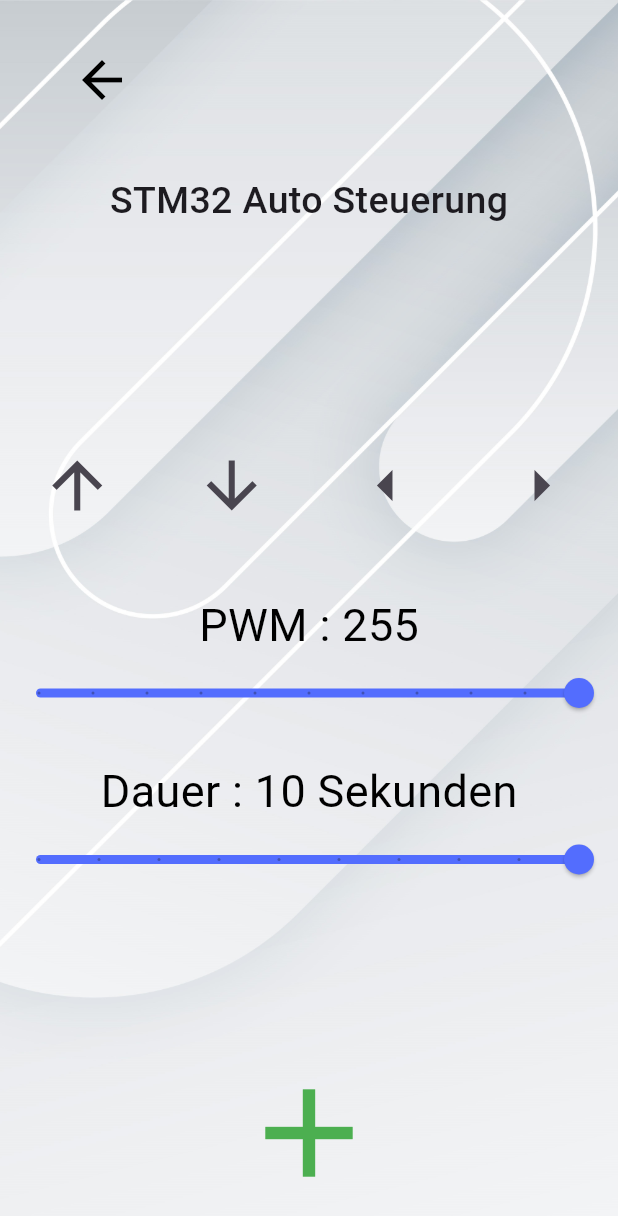
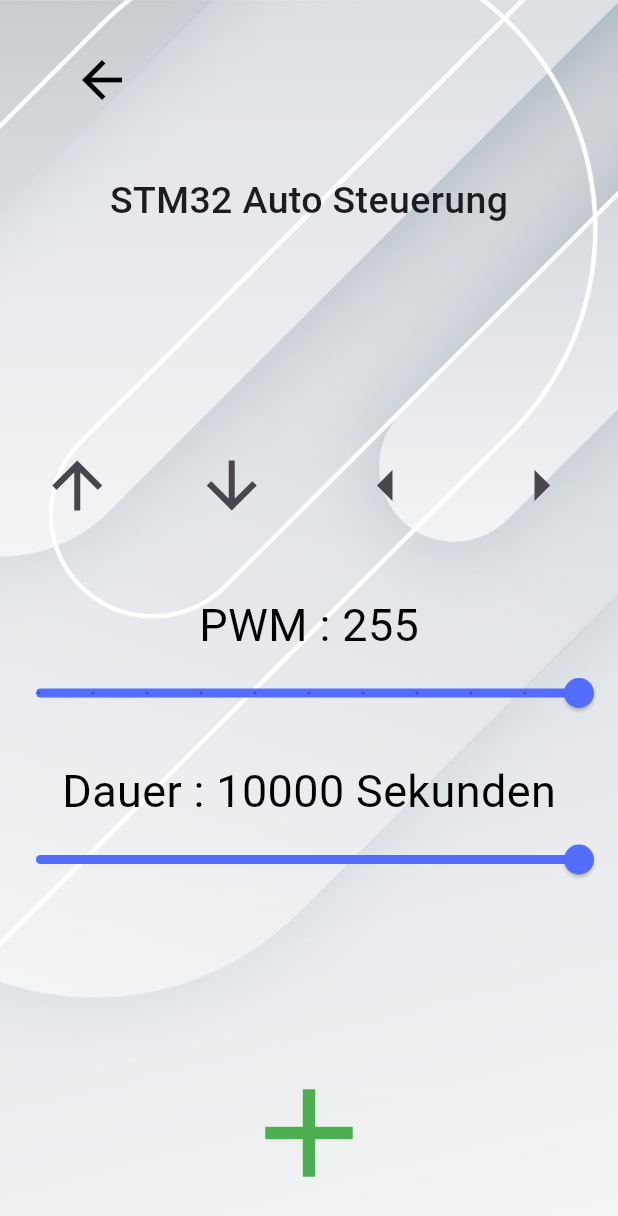
Before and after one commit to pqtriick/POL_it, a Flutter app: the AddNodeScreen widget shown alone on an empty page, opened directly with empty values, on a phone screen of 412 x 824 dp. Shown: the top 1216 px of the screen. Run offline on Flutter 3.47's test engine with Material 3 defaults, Android fonts, the phone set to English and light mode, and no system bars; our stand-ins replace shared_preferences; accounts and stored records are empty.

Commit message:
Changed time from sec to ms (#45)
* Changed sec to ms

* Changed time to ms

```diff
--- a/app/lib/app.dart
+++ b/app/lib/app.dart
@@ -17,7 +17,6 @@ class CarControlApp extends StatelessWidget {
     const String title = 'Car Controller';
     initState();
     return const MaterialApp(
-      debugShowCheckedModeBanner: false,
       title: title,
       home: MainScreen(),
     );
--- a/app/lib/route/car_route_node.dart
+++ b/app/lib/route/car_route_node.dart
@@ -12,7 +12,7 @@ class CarRouteNode {
 
   Future runNode() async {
     await CarState.sendUpdates(directions.toSet(), speed);
-    await Future.delayed(Duration(seconds: time));
+    await Future.delayed(Duration(milliseconds: time));
   }
 
   String generateInfoText() {
--- a/app/lib/screens/routes/add_node_screen.dart
+++ b/app/lib/screens/routes/add_node_screen.dart
@@ -20,7 +20,7 @@ class AddNodeScreen extends StatefulWidget {
 class _AddNodeScreenState extends State<AddNodeScreen> {
 
   double _sliderSpeedValue = Endpoint.maxSpeed.toDouble();
-  double _sliderTimeValue = 10.toDouble();
+  double _sliderTimeValue = 10*1000.toDouble();
   Set<Direction> _directions = {};
 
   @override
@@ -119,15 +119,15 @@ class _AddNodeScreenState extends State<AddNodeScreen> {
               })
       ),
       const SizedBox(height: 20,),
-      Text('Dauer : ${_sliderTimeValue.round()} Sekunden',
+      Text('Dauer : ${_sliderTimeValue.toInt()} Sekunden',
         style: (const TextStyle(color: Colors.black, fontSize: 30)),
       ),
       Slider(
           value: _sliderTimeValue,
-          divisions: 9,
+          divisions: 100,
           // If we use more we spam the server with requests
-          min: 1,
-          max: 10,
+          min: 250,
+          max: 10*1000,
           activeColor: Colors.indigoAccent,
           inactiveColor: Colors.indigo,
           onChanged: (double value) =>
```
